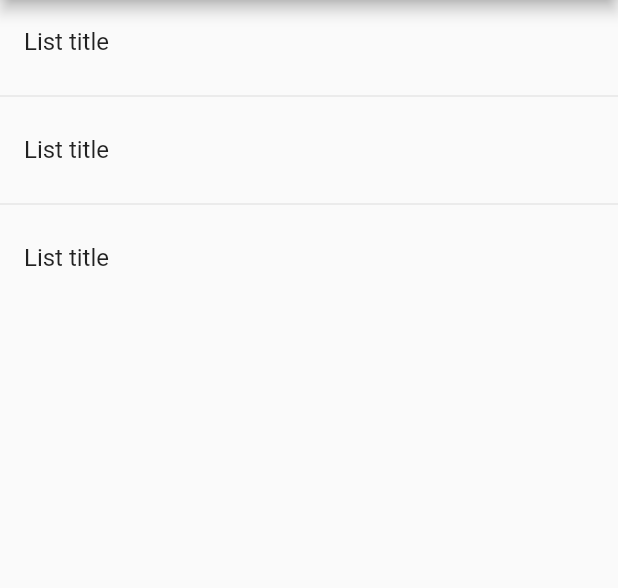
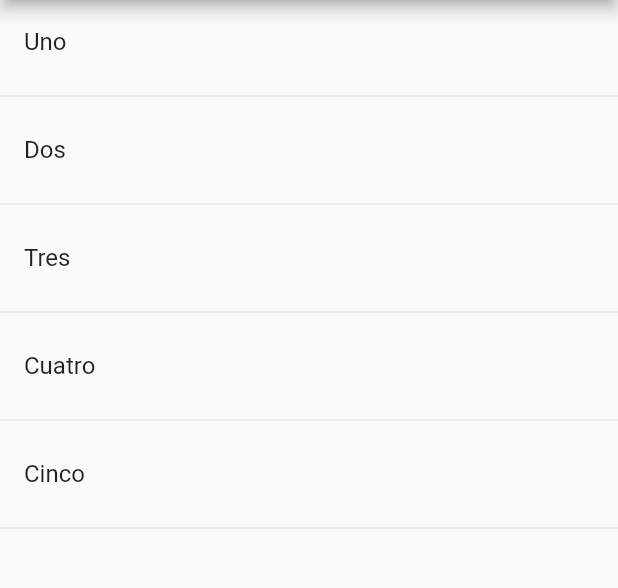
Before and after one commit to muckystack/flutter_componentes_FH, a Flutter app: the screen it shows after launch, on a phone screen of 412 x 824 dp, the part 84-672 px from its top. Run offline on Flutter 3.47's test engine with Material 2 defaults, Android fonts, the phone set to English and light mode, and no system bars.

Commit message:
Termino mi lista de widgets dinamicos

```diff
--- a/lib/src/pages/home_temp.dart
+++ b/lib/src/pages/home_temp.dart
@@ -1,7 +1,9 @@
 import 'package:flutter/material.dart';
 
 class HomePageTemp extends StatelessWidget {
-  const HomePageTemp({Key key}) : super(key: key);
+  // const HomePageTemp({Key key}) : super(key: key);
+
+  final opciones = ['Uno','Dos','Tres','Cuatro','Cinco'];
 
   @override
   Widget build(BuildContext context) {
@@ -10,20 +12,33 @@ class HomePageTemp extends StatelessWidget {
         title: Text('Componentes Temp'),
       ),
       body: ListView(
-        children: <Widget>[
-          ListTile(
-            title: Text('List title')
-          ),
-          Divider(),
-          ListTile(
-            title: Text('List title')
-          ),
-          Divider(),
-          ListTile(
-            title: Text('List title')
-          ),
-        ],
+        // Mando llamar mi metodo para tener los widgets
+        children: _crearItems()
       ),
     );
   }
+
+  // Metodo que regresa una lsita de widgets
+  List<Widget> _crearItems() {
+
+    // Creo una lista de widgets dinamica, ya que no le paso el tamaño de mi lista
+    List<Widget> lista = List<Widget>();
+
+    // Creo un for que recorre el arreglo global de opciones
+    for (String opt in opciones) {
+
+      // Creo mi widget con los valores de opt
+      final tempWidget = ListTile(
+        title: Text(opt),
+      );
+
+      // Inserto el widget a mi lista de widgets
+      lista.add(tempWidget);
+      // Inserto un divider a mi lista de widgets
+      lista.add(Divider());
+
+    }
+
+    return lista;
+  }
 }
```
